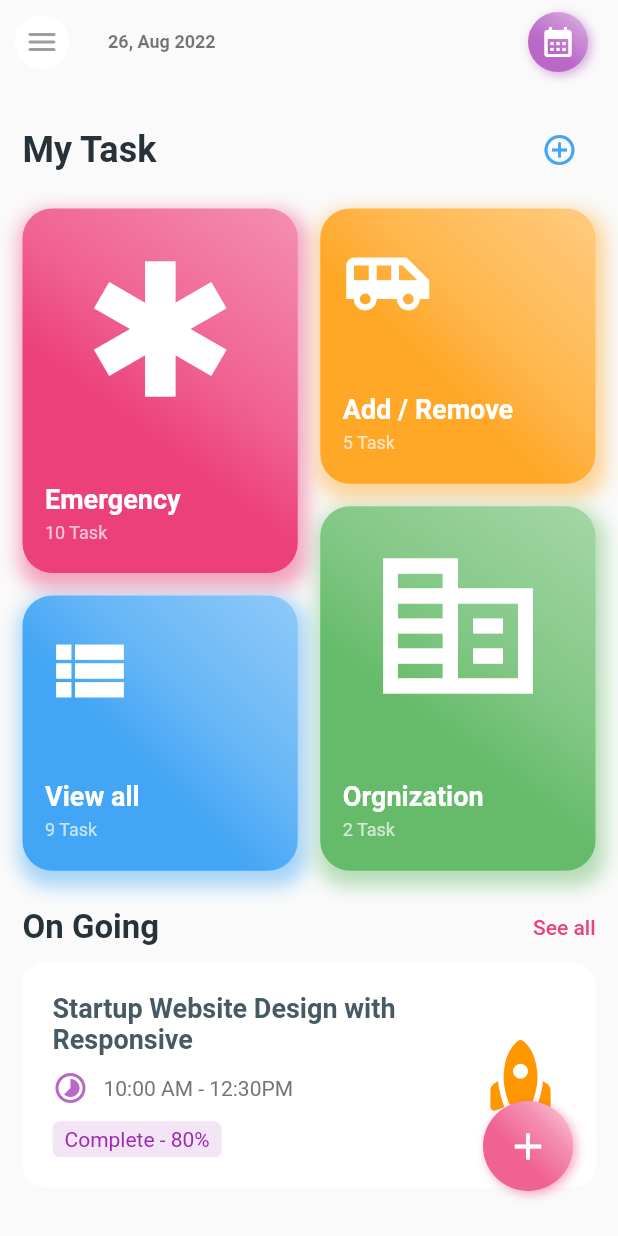
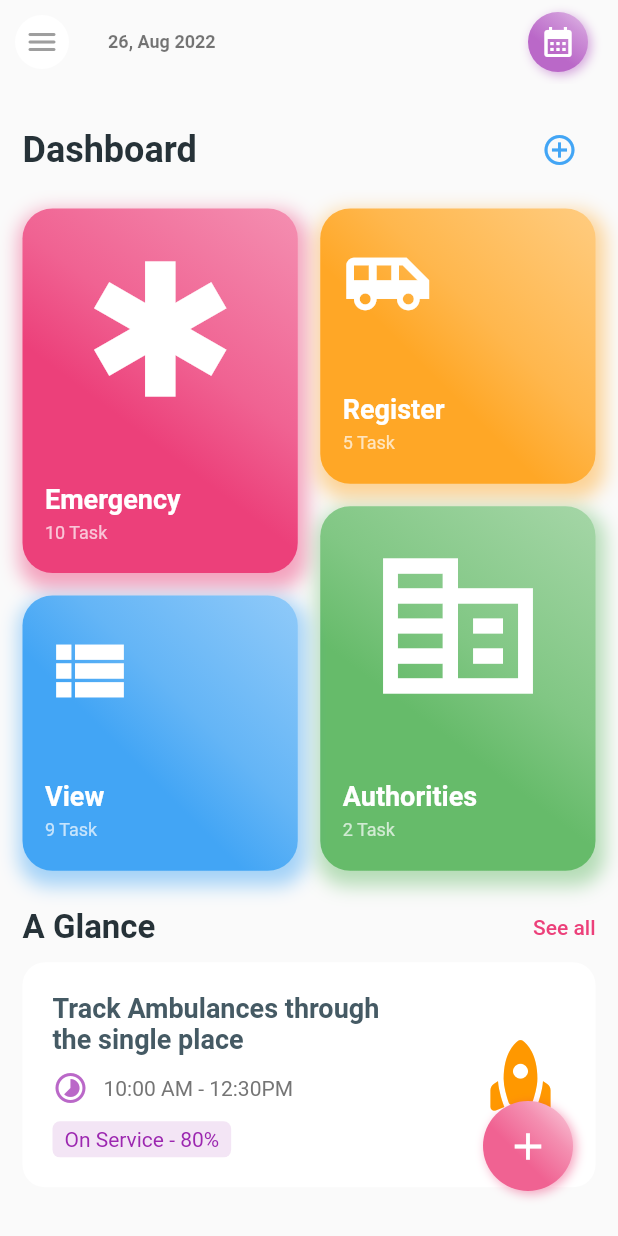
Before and after one commit to Susheer/manage-leet, a Flutter app: the HomeScreen screen opened by its route, on a phone screen of 412 x 824 dp. Run offline on Flutter 3.47's test engine with Material 2 defaults, Android fonts, the phone set to English and light mode, and no system bars; our stand-ins replace flutter_svg, sizer.

Commit message:
Labels changed for dashboard

```diff
--- a/lib/pages/home.dart
+++ b/lib/pages/home.dart
@@ -123,7 +123,7 @@ class _HomeScreenState extends State<HomeScreen> {
       crossAxisAlignment: CrossAxisAlignment.center,
       children: [
         Text(
-          "On Going",
+          "A Glance",
           style: TextStyle(
             color: Colors.blueGrey[900],
             fontWeight: FontWeight.w700,
@@ -150,7 +150,7 @@ class _HomeScreenState extends State<HomeScreen> {
       mainAxisAlignment: MainAxisAlignment.spaceBetween,
       children: [
         SelectableText(
-          "My Task",
+          "Dashboard",
           style: TextStyle(
             color: Colors.blueGrey[900],
             fontWeight: FontWeight.w700,
@@ -195,14 +195,14 @@ class _HomeScreenState extends State<HomeScreen> {
           mainAxisCellCount: 1,
           child: GestureDetector(onTap: (){
             Navigator.pushNamed(context, Routes.ambulanceAdd);
-               debugPrint("Add / Remove");
+               debugPrint("Add New");
            },
           child: TaskGroupContainer(
             color: Colors.orange,
             isSmall: true,
             icon: Icons.airport_shuttle,
             taskCount: 5,
-            taskGroup: "Add / Remove",
+            taskGroup: "Register",
           )),
         ),
         StaggeredGridTile.count(
@@ -212,7 +212,7 @@ class _HomeScreenState extends State<HomeScreen> {
             color: Colors.green,
             icon: Icons.corporate_fare,
             taskCount: 2,
-            taskGroup: "Orgnization",
+            taskGroup: "Authorities",
           ),
         ),
         StaggeredGridTile.count(
@@ -227,7 +227,7 @@ class _HomeScreenState extends State<HomeScreen> {
             isSmall: true,
             icon: Icons.view_list,
             taskCount: 9,
-            taskGroup: "View all",
+            taskGroup: "View",
           ),)
         ),
       ],
@@ -260,7 +260,7 @@ class OnGoingTask extends StatelessWidget {
               crossAxisAlignment: CrossAxisAlignment.start,
               children: [
                 Text(
-                  "Startup Website Design with Responsive",
+                  "Track Ambulances through the single place",
                   style: TextStyle(
                     color: Colors.blueGrey[700],
                     fontWeight: FontWeight.bold,
@@ -303,7 +303,7 @@ class OnGoingTask extends StatelessWidget {
                     borderRadius: BorderRadius.circular(5),
                   ),
                   child: const Text(
-                    "Complete - 80%",
+                    "On Service - 80%",
                     style: TextStyle(
                       color: Colors.purple,
                     ),
@@ -350,17 +350,6 @@ class BottomNavClipper extends CustomClipper<Path> {
       secEndPoint.dy,
     );
 
-//     path.lineTo(size.width * 0.45, 30);
-
-//     final lastControlPoint = Offset(size.width * 0.45, 20);
-//     final lastEndPoint = Offset(size.width * 0.2, 30);
-//     path.quadraticBezierTo(
-//       lastControlPoint.dx,
-//       lastControlPoint.dy,
-//       lastEndPoint.dx,
-//       lastEndPoint.dy,
-//     );
-
     path.close();
 
     return path;
```
